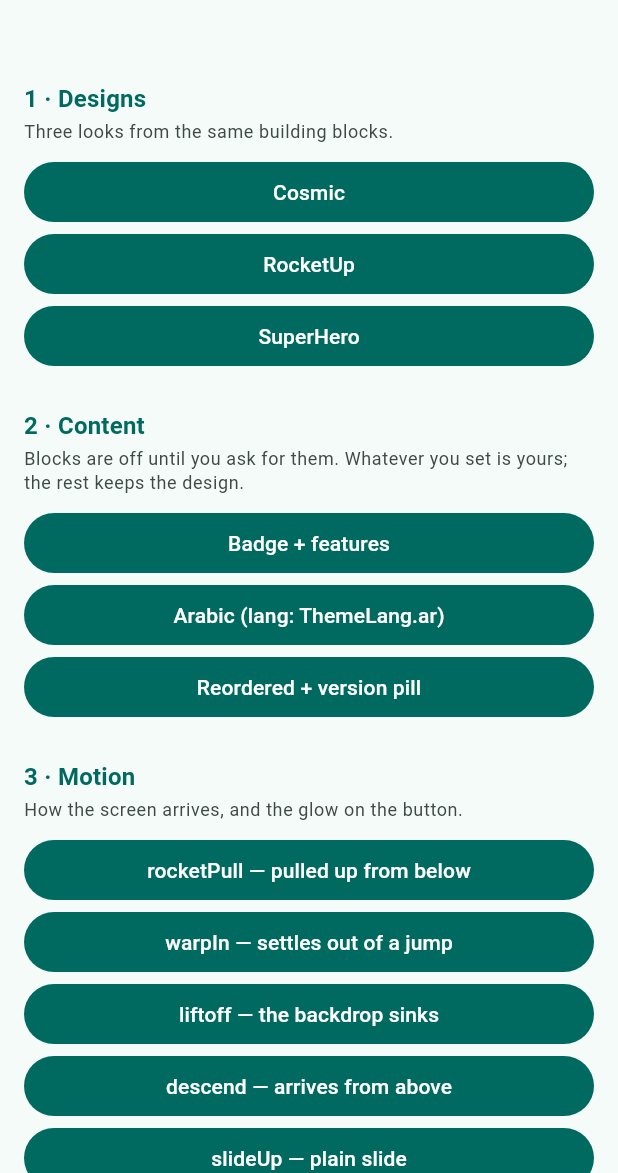
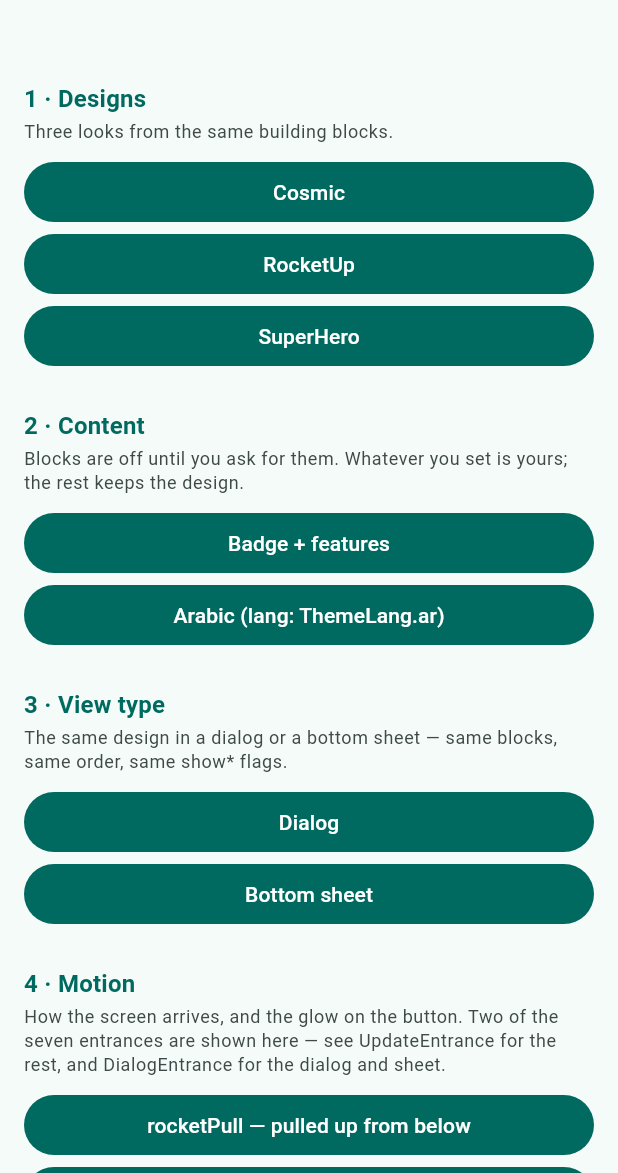
Before and after one commit to AlaaKhaledAhmed/app_upgrade_checker, a Flutter app: the screen it shows after launch, on a phone screen of 412 x 824 dp, the part 63-1236 px from its top. Run offline on Flutter 3.47's test engine with Material 3 defaults, Android fonts, the phone set to English and light mode, and no system bars; our stand-ins replace lottie, package_info_plus.

Commit message:
remove file

```diff
--- a/example/lib/main.dart
+++ b/example/lib/main.dart
@@ -90,12 +90,14 @@ const _realConfig = AppConfig(
 /// reads as "you are on the latest version".
 const _jsonFileConfig = AppConfig(
   android: CustomSource(
-    url: 'https://alaakhaledahmed.github.io/app_upgrade_checker/version/android.json',
+    url:
+        'https://alaakhaledahmed.github.io/app_upgrade_checker/version/android.json',
     // Opened by "Update now" when the JSON itself carries no `storeUrl`.
     fallbackStoreUrl: 'https://your.site/download',
   ),
   ios: CustomSource(
-    url: 'https://alaakhaledahmed.github.io/app_upgrade_checker/version/ios.json',
+    url:
+        'https://alaakhaledahmed.github.io/app_upgrade_checker/version/ios.json',
   ),
 );
 
@@ -148,23 +150,27 @@ final _cosmicFull = AppUpgradeTheme.cosmic(
   showFeatures: true,
 );
 
+// ── View type ────────────────────────────────────────────────────────────────
+// `viewType` decides the container, not the content: all three walk the same
+// `order` and honour the same `show*` flags. The dialog and the sheet lift the
+// artwork into a header strip above the card and cap their own height, so long
+// release notes scroll instead of overflowing.
+
+final _dialog = AppUpgradeTheme.cosmic(viewType: UpdateViewType.dialog);
+final _sheet = AppUpgradeTheme.cosmic(viewType: UpdateViewType.sheet);
+
 // ── Motion ───────────────────────────────────────────────────────────────────
 // `entrance` picks how the screen arrives; each design ships its own (Cosmic
 // warps in, RocketUp is pulled up, SuperHero descends). Every variant stays
 // under 600ms and falls back to a fade when the OS asks for reduced motion.
 
 /// Every entrance on the same design, so the only difference is the motion.
+/// Two of the seven, so the difference is visible without a wall of buttons.
+/// The full set is `rocketPull`, `warpIn`, `liftoff`, `descend`, `slideUp`,
+/// `fade` and `none` — each taking its own `duration` and tuning parameters.
 const _entrances = <String, UpdateEntrance>{
   'rocketPull — pulled up from below': UpdateEntrance.rocketPull(),
-  'warpIn — settles out of a jump': UpdateEntrance.warpIn(),
   'liftoff — the backdrop sinks': UpdateEntrance.liftoff(),
-  'descend — arrives from above': UpdateEntrance.descend(),
-  'slideUp — plain slide': UpdateEntrance.slideUp(),
-  'none — no entrance': UpdateEntrance.none(),
-  'rocketPull — faster, more parallax': UpdateEntrance.rocketPull(
-    duration: Duration(milliseconds: 450),
-    parallax: 0.5,
-  ),
 };
 
 /// The button's breathing glow: retuned, and switched off.
@@ -176,28 +182,6 @@ const _pulses = <String, UpdatePulse?>{
   ),
   'No button glow': null,
 };
-
-/// Same blocks, different order and different assets: the feature row moves
-/// above the headline, and the version pill is switched on.
-final _reordered = AppUpgradeTheme.cosmic(
-  order: const [
-    UpdateSection.visual,
-    UpdateSection.features,
-    UpdateSection.title,
-    UpdateSection.version,
-    UpdateSection.description,
-    UpdateSection.updateButton,
-    UpdateSection.laterButton,
-  ],
-  // The row has to be opted in for the reordering to be visible at all.
-  showFeatures: true,
-  showVersion: true,
-  visual: const UpdateVisual.icon(
-    Icons.system_update_rounded,
-    circleGradient: [Colors.deepPurple, Colors.blueAccent],
-  ),
-  background: const UpdateBackground.solid(Color(0xFF120B29)),
-);
 
 class HomePage extends StatelessWidget {
   const HomePage({super.key});
@@ -232,7 +216,7 @@ class HomePage extends StatelessWidget {
     switch (result) {
       case UpdateAvailable(:final versionName):
         _snack(context, 'Real update found: $versionName');
-        await AppUpgrade.showUpdateDialog(context, result);
+        await AppUpgrade.show(context, result);
       case NoUpdate():
         _snack(context, 'Real check: you are on the latest version');
       case UpdateCheckError(:final message):
@@ -255,7 +239,7 @@ class HomePage extends StatelessWidget {
     if (!context.mounted) return;
     switch (result) {
       case UpdateAvailable():
-        await AppUpgrade.showUpdateDialog(context, result);
+        await AppUpgrade.show(context, result);
         break;
       case NoUpdate():
         _snack(context, '$label: you are on the latest version');
@@ -314,15 +298,28 @@ class HomePage extends StatelessWidget {
                     lang: ThemeLang.ar, showBadge: true, showFeatures: true)),
             child: const Text('Arabic (lang: ThemeLang.ar)'),
           ),
+
+          // ── 3. View type ──────────────────────────────────────────────────
+          const _SectionLabel(
+            '3 · View type',
+            'The same design in a dialog or a bottom sheet — same blocks, same '
+                'order, same show* flags.',
+          ),
           FilledButton(
-            onPressed: () => _promptThemed(context, _reordered),
-            child: const Text('Reordered + version pill'),
+            onPressed: () => _promptThemed(context, _dialog),
+            child: const Text('Dialog'),
+          ),
+          FilledButton(
+            onPressed: () => _promptThemed(context, _sheet),
+            child: const Text('Bottom sheet'),
           ),
 
-          // ── 3. Motion ─────────────────────────────────────────────────────
+          // ── 4. Motion ─────────────────────────────────────────────────────
           const _SectionLabel(
-            '3 · Motion',
-            'How the screen arrives, and the glow on the button.',
+            '4 · Motion',
+            'How the screen arrives, and the glow on the button. Two of the '
+                'seven entrances are shown here — see UpdateEntrance for the '
+                'rest, and DialogEntrance for the dialog and sheet.',
           ),
           for (final e in _entrances.entries)
             FilledButton(
@@ -339,9 +336,9 @@ class HomePage extends StatelessWidget {
               child: Text(p.key),
             ),
 
-          // ── 4. The real check ─────────────────────────────────────────────
+          // ── 5. The real check ─────────────────────────────────────────────
           const _SectionLabel(
-            '4 · Real check',
+            '5 · Real check',
             'No preview: a live store lookup using your own AppConfig. Expect '
                 'it to fail until the app is actually published.',
           ),
@@ -350,9 +347,9 @@ class HomePage extends StatelessWidget {
             child: const Text('Run a real store check'),
           ),
 
-          // ── 5. The other method: CustomSource ─────────────────────────────
+          // ── 6. The other method: CustomSource ─────────────────────────────
           const _SectionLabel(
-            '5 · CustomSource — a URL you control',
+            '6 · CustomSource — a URL you control',
             'The alternative to a store lookup: the library GETs your URL and '
                 'reads the JSON contract from it. Nothing about the device is '
                 'sent, so a static file works exactly like a backend. These '
```
Also changed, not shown: example/lib/screenshot_harness.dart (deleted, +0 -52 lines), example/lib/theme_preview.dart (deleted, +0 -26 lines), 1 other file.
